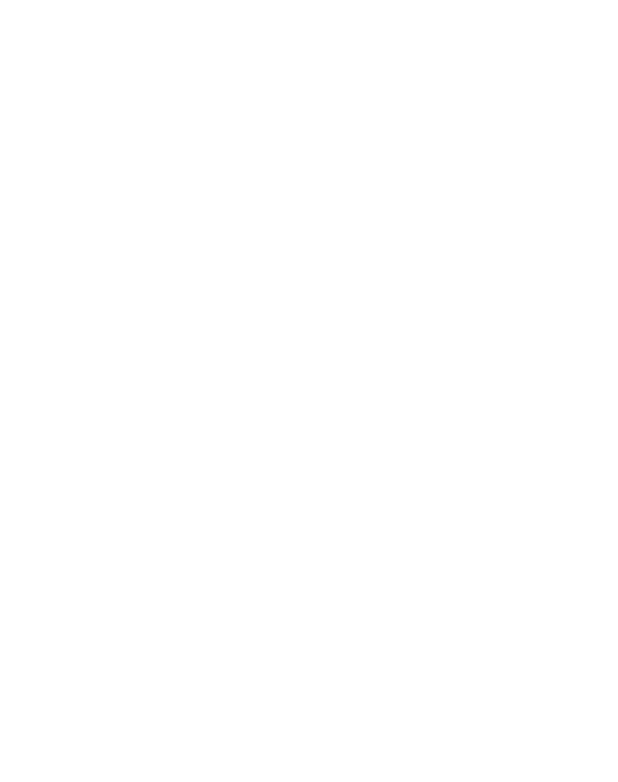
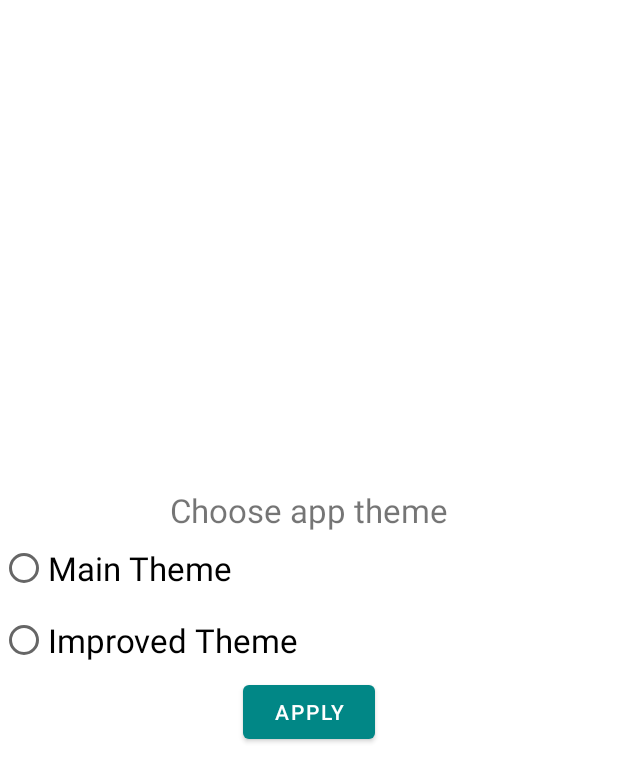
Before and after one commit to SlateBishop/AndroidCalculatorHW, an Android app: the ThemeSelectorActivity screen opened directly, with no data from a screen before it, on a phone screen of 412 x 824 dp. Before the commit the part shown is empty. Shown: the top 782 px of the screen. Run offline under Robolectric (Android 15) with nearby library versions, the phone set to English and light mode, and no system bars.

Commit message:
Сделал макет выбора темы.

```diff
--- a/app/src/main/java/ru/geekbrains/makulin/mycalculator/MainActivity.java
+++ b/app/src/main/java/ru/geekbrains/makulin/mycalculator/MainActivity.java
@@ -1,5 +1,6 @@
 package ru.geekbrains.makulin.mycalculator;
 
+import android.content.Intent;
 import android.os.Bundle;
 import android.view.View;
 import android.widget.Button;
@@ -31,7 +32,9 @@
     private Button buttonDivide;
     private Button buttonDelete;
     private Button buttonClear;
+    private Button buttonChooseTheme;
     private Calculator calculator;
+    private Intent intent;
 
 
     @Override
@@ -91,6 +94,7 @@
         buttonDivide = findViewById(R.id.button_divide);
         buttonDelete = findViewById(R.id.button_delete);
         buttonClear = findViewById(R.id.button_clear);
+        buttonClear = findViewById(R.id.button_theme_chooser);
     }
 
     private void onToast(String message) {
@@ -118,6 +122,7 @@
         buttonDivide.setOnClickListener(this);
         buttonDelete.setOnClickListener(this);
         buttonClear.setOnClickListener(this);
+        buttonChooseTheme.setOnClickListener(this);
     }
 
     @Override
@@ -199,6 +204,13 @@
                 setResult(calculator.getResultView());
 
                 break;
+            case R.id.button_theme_chooser:
+
+                intent = new Intent(this, ThemeSelectorActivity.class);
+
+
+                break;
+
             default:
                 break;
         }
--- a/app/src/main/res/layout/activity_main.xml
+++ b/app/src/main/res/layout/activity_main.xml
@@ -167,6 +167,7 @@
     </GridLayout>
 
     <com.google.android.material.button.MaterialButton
+        android:id="@+id/button_theme_chooser"
         style="@style/MyButtonStyle"
         android:layout_width="wrap_content"
         android:layout_height="wrap_content"
--- a/app/src/main/res/layout/activity_theme_selector.xml
+++ b/app/src/main/res/layout/activity_theme_selector.xml
@@ -1,11 +1,39 @@
 <?xml version="1.0" encoding="utf-8"?>
 <LinearLayout xmlns:android="http://schemas.android.com/apk/res/android"
-    xmlns:tools="http://schemas.android.com/tools"
     android:layout_width="match_parent"
     android:layout_height="match_parent"
-    android:orientation="vertical"
-    android:gravity="center">
+    android:gravity="center"
+    android:orientation="vertical">
 
+    <androidx.appcompat.widget.AppCompatTextView
+        android:layout_width="wrap_content"
+        android:layout_height="wrap_content"
+        android:text="@string/choose_app_theme"
+        android:textSize="@dimen/choose_theme_text_size" />
 
+    <RadioGroup
+        android:layout_width="match_parent"
+        android:layout_height="wrap_content">
+
+        <androidx.appcompat.widget.AppCompatRadioButton
+            android:id="@+id/choose_main_theme_button"
+            android:layout_width="wrap_content"
+            android:layout_height="wrap_content"
+            android:text="@string/main_theme_choose"
+            android:textSize="@dimen/choose_theme_text_size" />
+
+        <androidx.appcompat.widget.AppCompatRadioButton
+            android:id="@+id/choose_improved_theme_button"
+            android:layout_width="wrap_content"
+            android:layout_height="wrap_content"
+            android:text="@string/improved_theme_choose"
+            android:textSize="@dimen/choose_theme_text_size" />
+    </RadioGroup>
+
+    <com.google.android.material.button.MaterialButton
+        android:id="@+id/apply_theme_button"
+        android:layout_width="wrap_content"
+        android:layout_height="wrap_content"
+        android:text="@string/apply_theme_text"/>
 
 </LinearLayout>
--- a/app/src/main/res/values/dimens.xml
+++ b/app/src/main/res/values/dimens.xml
@@ -8,5 +8,6 @@
     <dimen name="result_screen_margin_bottom">10dp</dimen>
     <dimen name="actions_text_size">14sp</dimen>
     <dimen name="button_height">50dp</dimen>
+    <dimen name="choose_theme_text_size">22sp</dimen>
 
 </resources>
--- a/app/src/main/res/values/strings.xml
+++ b/app/src/main/res/values/strings.xml
@@ -19,4 +19,8 @@
     <string name="button_dot">.</string>
     <string name="button_calc">=</string>
     <string name="choose_theme_button">Choose theme</string>
+    <string name="choose_app_theme">Choose app theme</string>
+    <string name="main_theme_choose">Main Theme</string>
+    <string name="improved_theme_choose">Improved Theme</string>
+    <string name="apply_theme_text">Apply</string>
 </resources>
```
